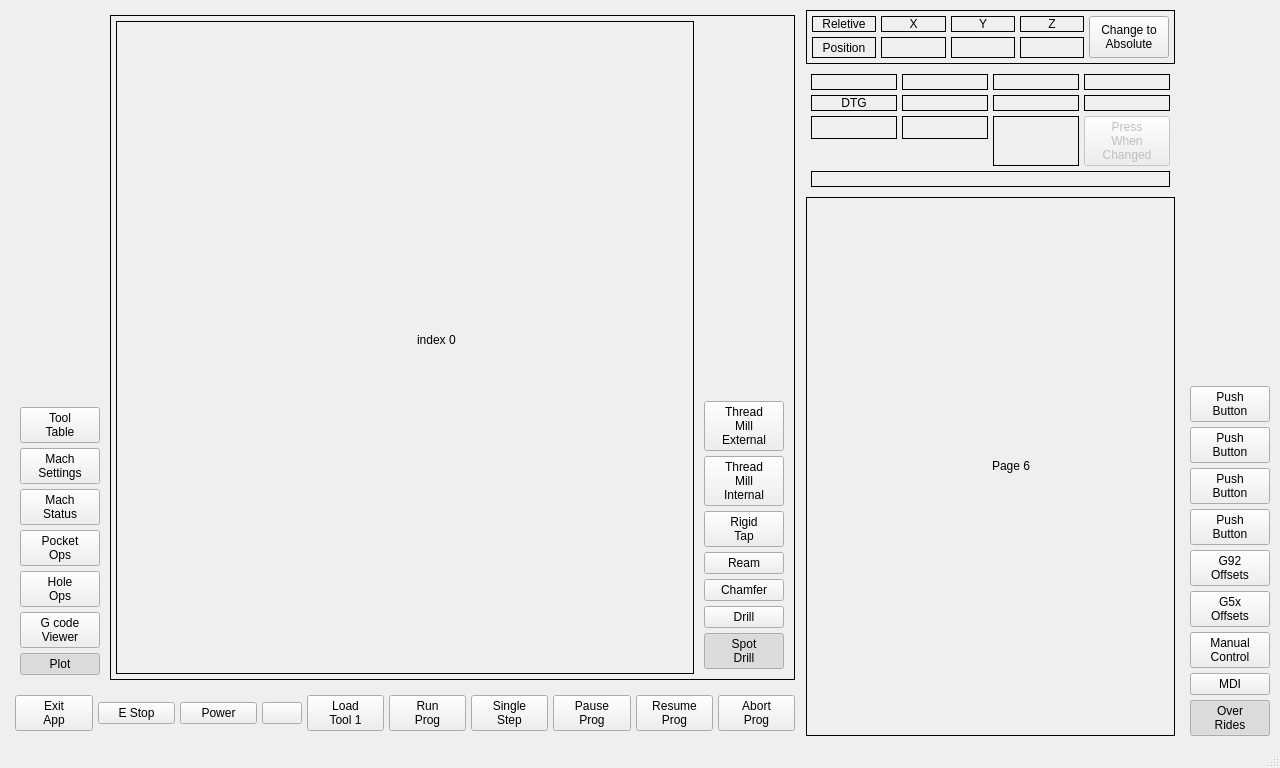
Old version of the form mill_touch_v6/ui/mainwindow.ui in the repository jethornton/mill_touch_v6.
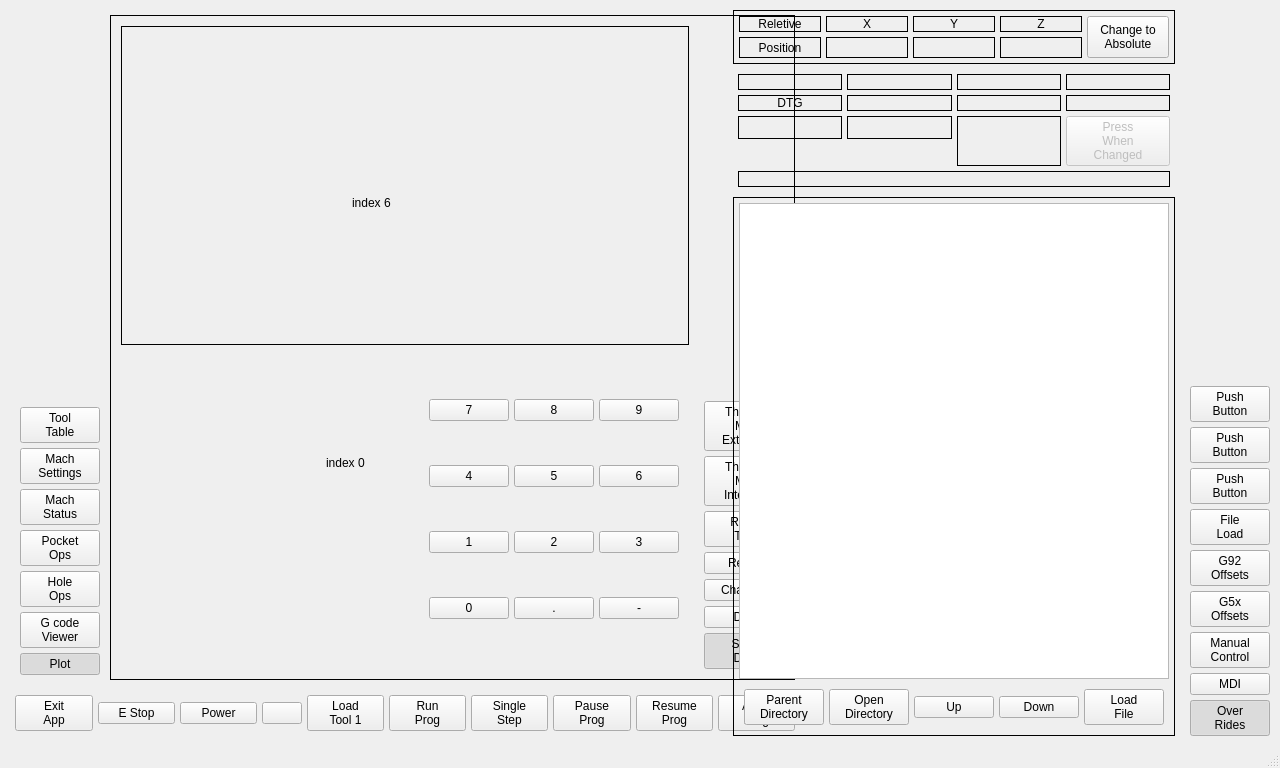
New version of the form. The open tabs and pages were chosen to show the change. Custom widgets are drawn as their Qt base class.

Commit message: wip hole ops

```diff
--- a/mill_touch_v6/ui/mainwindow.ui
+++ b/mill_touch_v6/ui/mainwindow.ui
@@ -519,7 +519,25 @@
             <widget class="QWidget" name="page_7">
              <layout class="QHBoxLayout" name="horizontalLayout_3">
               <item>
-               <widget class="QStackedWidget" name="holeStkWidget">
+               <widget class="QWidget" name="verticalWidget" native="true">
+                <layout class="QVBoxLayout" name="verticalLayout_13">
+                 <property name="spacing">
+                  <number>5</number>
+                 </property>
+                 <property name="leftMargin">
+                  <number>5</number>
+                 </property>
+                 <property name="topMargin">
+                  <number>5</number>
+                 </property>
+                 <property name="rightMargin">
+                  <number>5</number>
+                 </property>
+                 <property name="bottomMargin">
+                  <number>5</number>
+                 </property>
+                 <item>
+                  <widget class="QStackedWidget" name="holeOps2Stk">
                 <property name="frameShape">
                  <enum>QFrame::Box</enum>
                 </property>
@@ -530,10 +548,10 @@
                  <widget class="QLabel" name="label_23">
                   <property name="geometry">
                    <rect>
-                    <x>300</x>
-                    <y>310</y>
+                       <x>275</x>
+                       <y>150</y>
                     <width>61</width>
-                    <height>15</height>
+                       <height>26</height>
                    </rect>
                   </property>
                   <property name="text">
@@ -620,17 +638,260 @@
                  <widget class="QLabel" name="label_6">
                   <property name="geometry">
                    <rect>
-                    <x>250</x>
-                    <y>310</y>
+                       <x>230</x>
+                       <y>165</y>
                     <width>61</width>
+                       <height>21</height>
+                      </rect>
+                     </property>
+                     <property name="text">
+                      <string>index 6</string>
+                     </property>
+                    </widget>
+                   </widget>
+                  </widget>
+                 </item>
+                 <item>
+                  <widget class="QWidget" name="horizontalWidget" native="true">
+                   <layout class="QHBoxLayout" name="horizontalLayout_9">
+                    <property name="spacing">
+                     <number>5</number>
+                    </property>
+                    <property name="leftMargin">
+                     <number>5</number>
+                    </property>
+                    <property name="topMargin">
+                     <number>5</number>
+                    </property>
+                    <property name="rightMargin">
+                     <number>5</number>
+                    </property>
+                    <property name="bottomMargin">
+                     <number>5</number>
+                    </property>
+                    <item>
+                     <widget class="QStackedWidget" name="holeOps1Stk">
+                      <property name="currentIndex">
+                       <number>0</number>
+                      </property>
+                      <widget class="QWidget" name="page_24">
+                       <widget class="QLabel" name="label_25">
+                        <property name="geometry">
+                         <rect>
+                          <x>200</x>
+                          <y>95</y>
+                          <width>61</width>
+                          <height>26</height>
+                         </rect>
+                        </property>
+                        <property name="text">
+                         <string>index 0</string>
+                        </property>
+                       </widget>
+                      </widget>
+                      <widget class="QWidget" name="page_25">
+                       <widget class="QLabel" name="label_27">
+                        <property name="geometry">
+                         <rect>
+                          <x>180</x>
+                          <y>105</y>
+                          <width>61</width>
+                          <height>21</height>
+                         </rect>
+                        </property>
+                        <property name="text">
+                         <string>index 1</string>
+                        </property>
+                       </widget>
+                      </widget>
+                      <widget class="QWidget" name="page_26">
+                       <widget class="QLabel" name="label_30">
+                        <property name="geometry">
+                         <rect>
+                          <x>215</x>
+                          <y>60</y>
+                          <width>61</width>
                     <height>15</height>
                    </rect>
                   </property>
                   <property name="text">
+                         <string>index 2</string>
+                        </property>
+                       </widget>
+                       <zorder>holeOps2Stk</zorder>
+                       <zorder>label_30</zorder>
+                      </widget>
+                      <widget class="QWidget" name="page_27">
+                       <widget class="QLabel" name="label_29">
+                        <property name="geometry">
+                         <rect>
+                          <x>185</x>
+                          <y>105</y>
+                          <width>61</width>
+                          <height>15</height>
+                         </rect>
+                        </property>
+                        <property name="text">
+                         <string>index 3</string>
+                        </property>
+                       </widget>
+                      </widget>
+                      <widget class="QWidget" name="page_28">
+                       <widget class="QLabel" name="label_28">
+                        <property name="geometry">
+                         <rect>
+                          <x>215</x>
+                          <y>80</y>
+                          <width>61</width>
+                          <height>21</height>
+                         </rect>
+                        </property>
+                        <property name="text">
+                         <string>index 4</string>
+                        </property>
+                       </widget>
+                      </widget>
+                      <widget class="QWidget" name="page_29">
+                       <widget class="QLabel" name="label_26">
+                        <property name="geometry">
+                         <rect>
+                          <x>200</x>
+                          <y>90</y>
+                          <width>61</width>
+                          <height>26</height>
+                         </rect>
+                        </property>
+                        <property name="text">
+                         <string>index 5</string>
+                        </property>
+                       </widget>
+                      </widget>
+                      <widget class="QWidget" name="page_30">
+                       <widget class="QLabel" name="label_24">
+                        <property name="geometry">
+                         <rect>
+                          <x>190</x>
+                          <y>110</y>
+                          <width>61</width>
+                          <height>21</height>
+                         </rect>
+                        </property>
+                        <property name="text">
                    <string>index 6</string>
                   </property>
                  </widget>
                 </widget>
+                     </widget>
+                    </item>
+                    <item>
+                     <widget class="QWidget" name="gridWidget" native="true">
+                      <layout class="QGridLayout" name="gridLayout_9">
+                       <property name="leftMargin">
+                        <number>5</number>
+                       </property>
+                       <property name="topMargin">
+                        <number>5</number>
+                       </property>
+                       <property name="rightMargin">
+                        <number>5</number>
+                       </property>
+                       <property name="bottomMargin">
+                        <number>5</number>
+                       </property>
+                       <property name="spacing">
+                        <number>5</number>
+                       </property>
+                       <item row="1" column="0">
+                        <widget class="QPushButton" name="pushButton_56">
+                         <property name="text">
+                          <string>4</string>
+                         </property>
+                        </widget>
+                       </item>
+                       <item row="0" column="2">
+                        <widget class="QPushButton" name="pushButton_58">
+                         <property name="text">
+                          <string>9</string>
+                         </property>
+                        </widget>
+                       </item>
+                       <item row="1" column="2">
+                        <widget class="QPushButton" name="pushButton_63">
+                         <property name="text">
+                          <string>6</string>
+                         </property>
+                        </widget>
+                       </item>
+                       <item row="0" column="0">
+                        <widget class="QPushButton" name="pushButton_57">
+                         <property name="text">
+                          <string>7</string>
+                         </property>
+                        </widget>
+                       </item>
+                       <item row="3" column="0">
+                        <widget class="QPushButton" name="pushButton_68">
+                         <property name="text">
+                          <string>0</string>
+                         </property>
+                        </widget>
+                       </item>
+                       <item row="3" column="1">
+                        <widget class="QPushButton" name="pushButton_69">
+                         <property name="text">
+                          <string>.</string>
+                         </property>
+                        </widget>
+                       </item>
+                       <item row="1" column="1">
+                        <widget class="QPushButton" name="pushButton_65">
+                         <property name="text">
+                          <string>5</string>
+                         </property>
+                        </widget>
+                       </item>
+                       <item row="2" column="1">
+                        <widget class="QPushButton" name="pushButton_66">
+                         <property name="text">
+                          <string>2</string>
+                         </property>
+                        </widget>
+                       </item>
+                       <item row="3" column="2">
+                        <widget class="QPushButton" name="pushButton_70">
+                         <property name="text">
+                          <string>-</string>
+                         </property>
+                        </widget>
+                       </item>
+                       <item row="2" column="2">
+                        <widget class="QPushButton" name="pushButton_64">
+                         <property name="text">
+                          <string>3</string>
+                         </property>
+                        </widget>
+                       </item>
+                       <item row="0" column="1">
+                        <widget class="QPushButton" name="pushButton_62">
+                         <property name="text">
+                          <string>8</string>
+                         </property>
+                        </widget>
+                       </item>
+                       <item row="2" column="0">
+                        <widget class="QPushButton" name="pushButton_67">
+                         <property name="text">
+                          <string>1</string>
+                         </property>
+                        </widget>
+                       </item>
+                      </layout>
+                     </widget>
+                    </item>
+                   </layout>
+                  </widget>
+                 </item>
+                </layout>
                </widget>
               </item>
               <item>
@@ -3028,19 +3289,77 @@
           </layout>
          </widget>
          <widget class="QWidget" name="page_15">
-          <widget class="QLabel" name="label_24">
-           <property name="geometry">
-            <rect>
-             <x>185</x>
-             <y>260</y>
-             <width>61</width>
-             <height>15</height>
-            </rect>
-           </property>
+          <layout class="QVBoxLayout" name="verticalLayout_12">
+           <item>
+            <widget class="FileSystemTable" name="filesystemtable">
+             <property name="hiddenColumns" stdset="0">
+              <string>1,2</string>
+             </property>
+             <attribute name="horizontalHeaderDefaultSectionSize">
+              <number>200</number>
+             </attribute>
+            </widget>
+           </item>
+           <item>
+            <widget class="QWidget" name="horizontalWidget" native="true">
+             <layout class="QHBoxLayout" name="horizontalLayout_8">
+              <property name="spacing">
+               <number>5</number>
+              </property>
+              <property name="leftMargin">
+               <number>5</number>
+              </property>
+              <property name="topMargin">
+               <number>5</number>
+              </property>
+              <property name="rightMargin">
+               <number>5</number>
+              </property>
+              <property name="bottomMargin">
+               <number>5</number>
+              </property>
+              <item>
+               <widget class="QPushButton" name="fileNavParent">
            <property name="text">
-            <string>Page 6</string>
-           </property>
-          </widget>
+                 <string>Parent
+Directory</string>
+                </property>
+               </widget>
+              </item>
+              <item>
+               <widget class="QPushButton" name="fileNavOpenDir">
+                <property name="text">
+                 <string>Open
+Directory</string>
+                </property>
+               </widget>
+              </item>
+              <item>
+               <widget class="QPushButton" name="fileNavUp">
+                <property name="text">
+                 <string>Up</string>
+                </property>
+               </widget>
+              </item>
+              <item>
+               <widget class="QPushButton" name="fileNavDown">
+                <property name="text">
+                 <string>Down</string>
+                </property>
+               </widget>
+              </item>
+              <item>
+               <widget class="QPushButton" name="fileLoad">
+                <property name="text">
+                 <string>Load
+File</string>
+                </property>
+               </widget>
+              </item>
+             </layout>
+            </widget>
+           </item>
+          </layout>
          </widget>
         </widget>
        </item>
@@ -3123,8 +3442,8 @@
        <item>
         <widget class="QPushButton" name="pushButton_13">
          <property name="text">
-          <string>Push
-Button</string>
+          <string>File
+Load</string>
          </property>
          <property name="checkable">
           <bool>true</bool>
@@ -3271,6 +3590,11 @@
    <header>qtpyvcp.widgets.containers.widget</header>
    <container>1</container>
   </customwidget>
+  <customwidget>
+   <class>FileSystemTable</class>
+   <extends>QTableView</extends>
+   <header>qtpyvcp.widgets.input_widgets.file_system</header>
+  </customwidget>
   <customwidget>
    <class>MDIEntry</class>
    <extends>QLineEdit</extends>
```
Left out of the diff: 108 changed lines with no effect on the pictures. Lines whose indentation alone changed are shown as unchanged. The commit also changes 2 other files.
